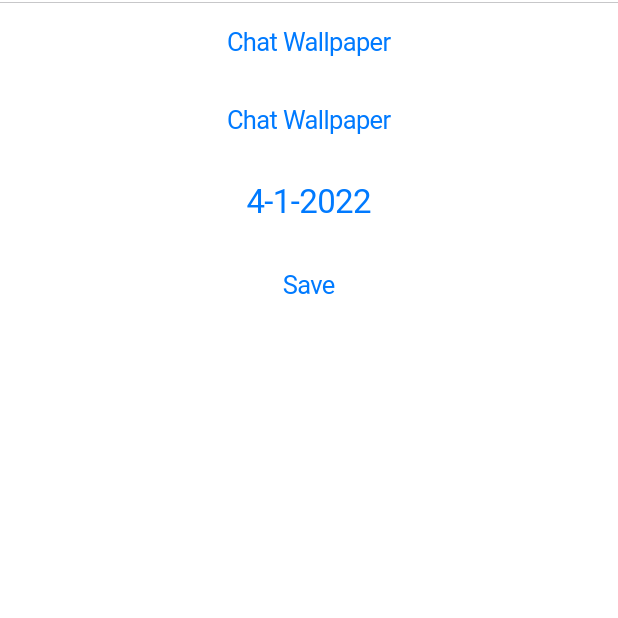
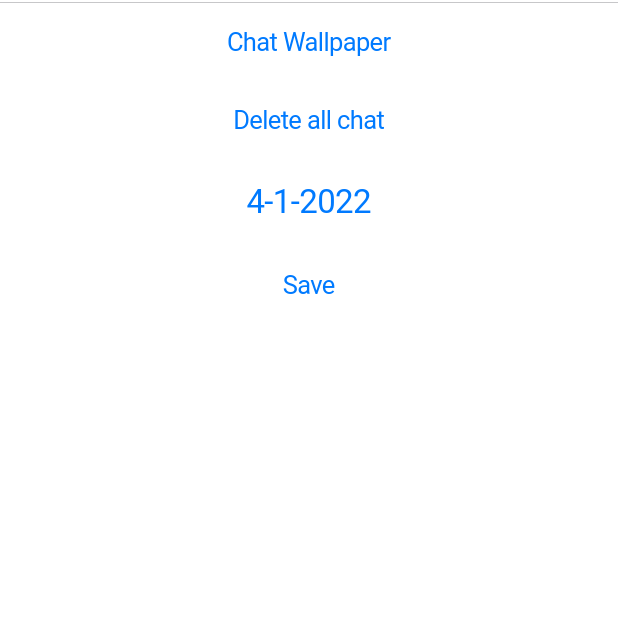
Before and after one commit to GeonwooVincentKim/ios_chatapp, a Flutter app: the screen it shows after launch, item 3 of the bottom bar chosen, on a phone screen of 412 x 824 dp, the part 427-1045 px from its top. Run offline on Flutter 3.47's test engine with Material 2 defaults, Android fonts, the phone set to English and light mode, and no system bars.

Commit message:
[Update] - Cupertino Settings.dart

```diff
--- a/lib/app_screens/cupertino_settings.dart
+++ b/lib/app_screens/cupertino_settings.dart
@@ -67,7 +67,9 @@ class _CupertinoNavigationWidgetState extends State<CupertinoSettingsPage> {
               const CustomCupertinoButton(
                   buttonText: "Chat Wallpaper", isModal: true, isFilled: true),
               const CustomCupertinoButton(
-                  buttonText: "Chat Wallpaper", isModal: false, isFilled: true),
+                  buttonText: "Delete all chat",
+                  isModal: false,
+                  isFilled: true),
               Center(
                 child: CupertinoButton(
                   // Display a CupertinoDatePicker in date picker mode.
```
